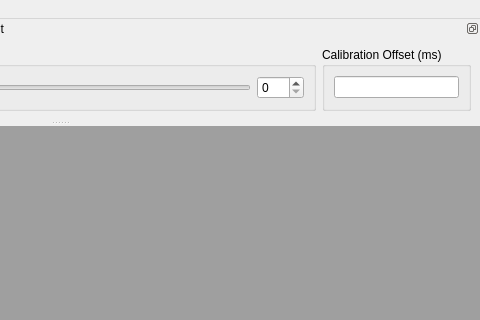
This is src/MainWindow.ui in FromtonRouge/eProDrums as Qt 5 draws it before an edit; both pictures show x 360 to 840 and y 0 to 320 of the 840 by 654 pixel window. The edited form follows.
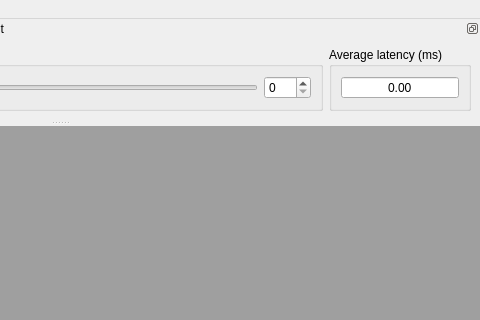
This is the edited form. Icons and pictures are not drawn.

Commit message: Average latency computed and added in the toolbar

```diff
--- a/src/MainWindow.ui
+++ b/src/MainWindow.ui
@@ -231,20 +231,23 @@
         </sizepolicy>
        </property>
        <property name="title">
-        <string>Calibration Offset (ms)</string>
+        <string>Average latency (ms)</string>
        </property>
        <layout class="QGridLayout">
         <item row="0" column="0">
-         <widget class="QLineEdit" name="lineEditCalibrationOffset">
-          <property name="sizePolicy">
-           <sizepolicy hsizetype="Ignored" vsizetype="Fixed">
-            <horstretch>0</horstretch>
-            <verstretch>0</verstretch>
-           </sizepolicy>
+         <widget class="QDoubleSpinBox" name="doubleSpinBoxLatency">
+          <property name="alignment">
+           <set>Qt::AlignCenter</set>
           </property>
           <property name="readOnly">
            <bool>true</bool>
           </property>
+          <property name="buttonSymbols">
+           <enum>QAbstractSpinBox::NoButtons</enum>
+          </property>
+          <property name="maximum">
+           <double>999.000000000000000</double>
+          </property>
          </widget>
         </item>
        </layout>
```
Left out of the diff: 4 changed lines with no effect on the pictures. The commit also changes 4 other files.
